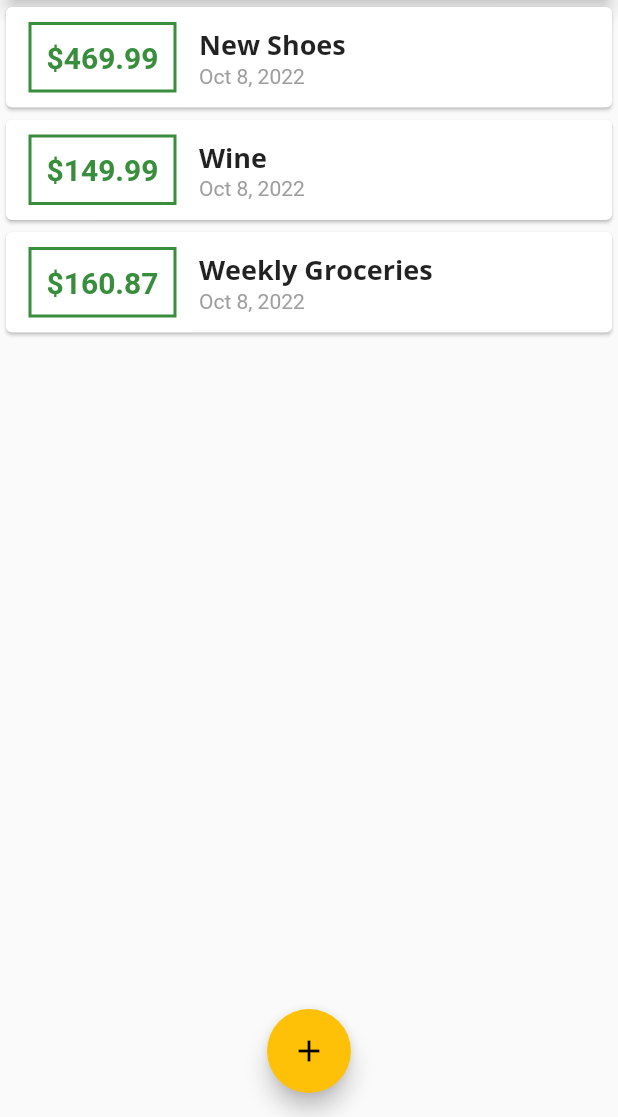
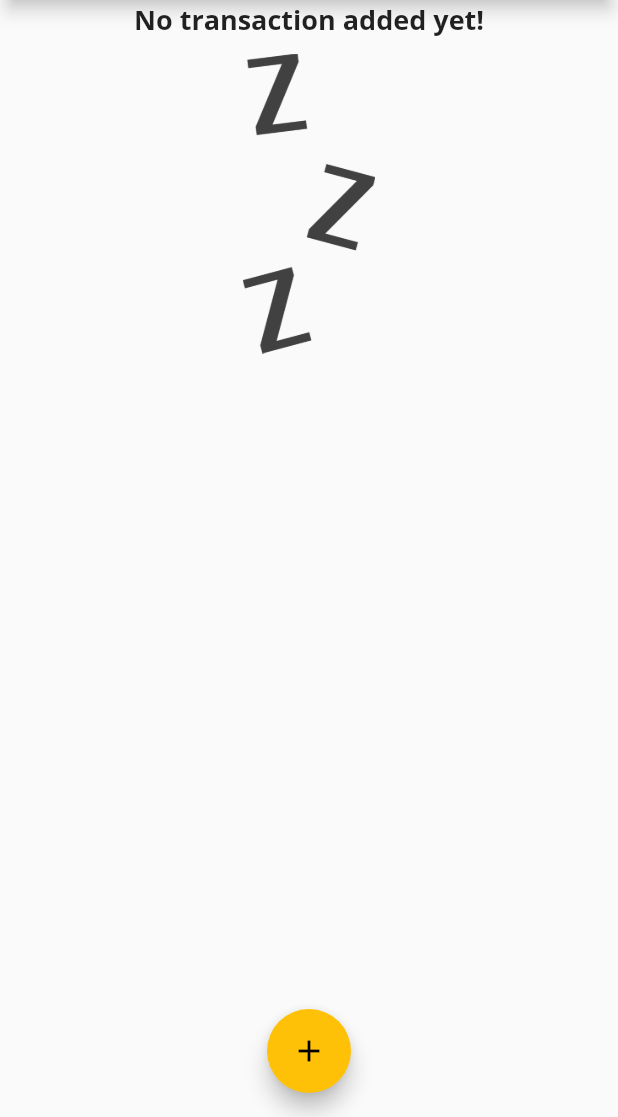
Before and after one commit to Seician/flutter_complete_guide, a Flutter app: the screen it shows after launch, on a phone screen of 412 x 824 dp, the part 119-1236 px from its top. Run offline on Flutter 3.47's test engine with Material 2 defaults, Android fonts, the phone set to English and light mode, and no system bars.

Commit message:
Adding images to the app

```diff
--- a/lib/main.dart
+++ b/lib/main.dart
@@ -41,14 +41,14 @@ class MyHomePage extends StatefulWidget {
 
 class _MyHomePageState extends State<MyHomePage> {
   final List<Transaction> _userTransactions = [
-    Transaction(
-        id: 't1', title: 'New Shoes', amount: 469.99, date: DateTime.now()),
-    Transaction(id: 't1', title: 'Wine', amount: 149.99, date: DateTime.now()),
-    Transaction(
-        id: 't1',
-        title: 'Weekly Groceries',
-        amount: 160.87,
-        date: DateTime.now()),
+    // Transaction(
+    //     id: 't1', title: 'New Shoes', amount: 469.99, date: DateTime.now()),
+    // Transaction(id: 't1', title: 'Wine', amount: 149.99, date: DateTime.now()),
+    // Transaction(
+    //     id: 't1',
+    //     title: 'Weekly Groceries',
+    //     amount: 160.87,
+    //     date: DateTime.now()),
   ];
 
   void _addNewTransaction(String title, double amount) {
--- a/lib/widgets/transaction_list.dart
+++ b/lib/widgets/transaction_list.dart
@@ -11,7 +11,19 @@ class TransactionList extends StatelessWidget {
   Widget build(BuildContext context) {
     return Container(
       height: 300,
-      child: ListView.builder(
+      child: transactions.isEmpty ? Column(
+          children: [
+            Text('No transaction added yet!',
+            style:Theme.of(context).textTheme.headline6 ,),
+            SizedBox(
+              height: 10,
+              ),
+            Container(
+              height: 200,
+              child: Image.asset('assets/images/waiting.png', fit: BoxFit.cover,)),
+          ],
+      )
+      : ListView.builder(
         // we need to make transactions to be added dynamic
         // we will do that with .map method.
         itemBuilder: (ctx, index) {
--- a/pubspec.yaml
+++ b/pubspec.yaml
@@ -60,9 +60,8 @@ flutter:
   uses-material-design: true
 
   # To add assets to your application, add an assets section, like this:
-  # assets:
-  #   - images/a_dot_burr.jpeg
-  #   - images/a_dot_ham.jpeg
+  assets:
+    - assets/images/waiting.png
 
   # An image asset can refer to one or more resolution-specific "variants", see
   # https://flutter.dev/assets-and-images/#resolution-aware
```
Also changed, not shown: assets/images/waiting.png (added).
